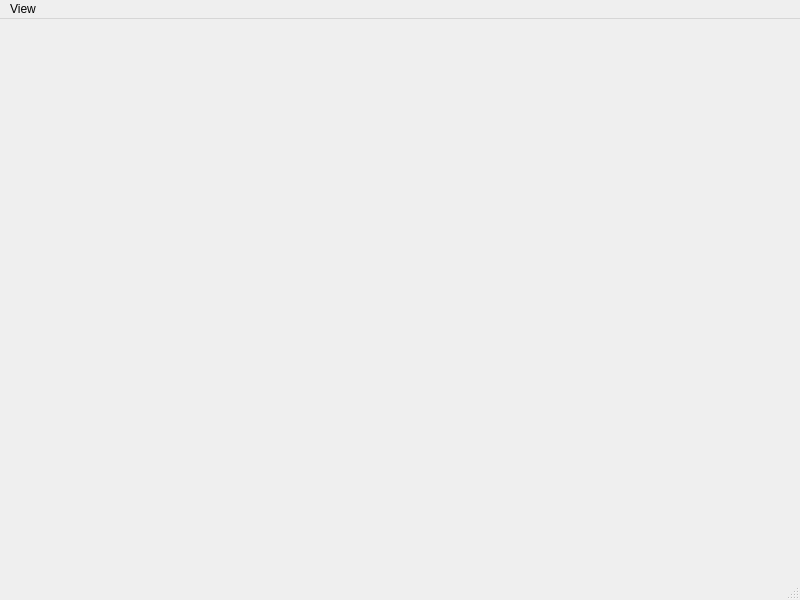
The window that project/source/mainwindow.ui (H4KC3R/TheWatcher) describes before a commit, drawn with Qt 5.
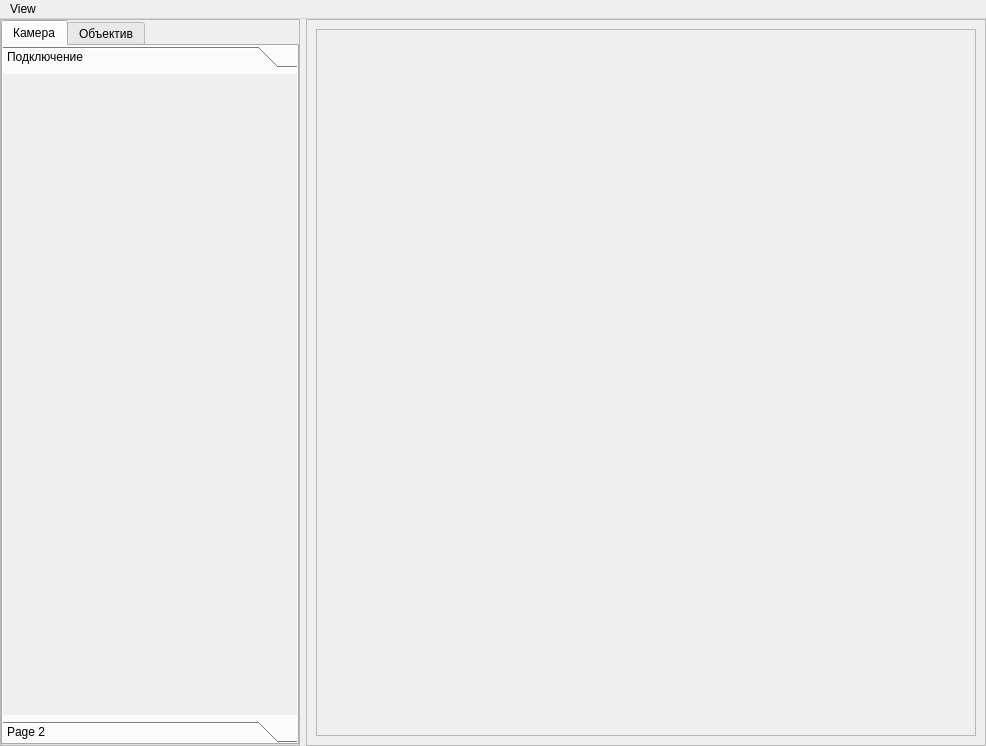
The same window after the commit.

The edit to the form file:
```diff
--- a/project/source/mainwindow.ui
+++ b/project/source/mainwindow.ui
@@ -6,21 +6,164 @@
    <rect>
     <x>0</x>
     <y>0</y>
-    <width>800</width>
-    <height>600</height>
+    <width>986</width>
+    <height>746</height>
    </rect>
   </property>
   <property name="windowTitle">
    <string>MainWindow</string>
   </property>
-  <widget class="QWidget" name="centralwidget"/>
+  <widget class="QWidget" name="centralwidget">
+   <layout class="QHBoxLayout" name="horizontalLayout">
+    <property name="leftMargin">
+     <number>0</number>
+    </property>
+    <property name="topMargin">
+     <number>0</number>
+    </property>
+    <property name="rightMargin">
+     <number>0</number>
+    </property>
+    <property name="bottomMargin">
+     <number>0</number>
+    </property>
+    <item>
+     <widget class="QFrame" name="control_frm">
+      <property name="sizePolicy">
+       <sizepolicy hsizetype="Fixed" vsizetype="Preferred">
+        <horstretch>0</horstretch>
+        <verstretch>0</verstretch>
+       </sizepolicy>
+      </property>
+      <property name="minimumSize">
+       <size>
+        <width>300</width>
+        <height>0</height>
+       </size>
+      </property>
+      <property name="frameShape">
+       <enum>QFrame::StyledPanel</enum>
+      </property>
+      <property name="frameShadow">
+       <enum>QFrame::Raised</enum>
+      </property>
+      <layout class="QVBoxLayout" name="verticalLayout">
+       <property name="leftMargin">
+        <number>0</number>
+       </property>
+       <property name="topMargin">
+        <number>0</number>
+       </property>
+       <property name="rightMargin">
+        <number>0</number>
+       </property>
+       <property name="bottomMargin">
+        <number>0</number>
+       </property>
+       <item>
+        <widget class="QTabWidget" name="control_objects_tab">
+         <property name="currentIndex">
+          <number>0</number>
+         </property>
+         <widget class="QWidget" name="camera_tab">
+          <attribute name="title">
+           <string>Камера</string>
+          </attribute>
+          <layout class="QVBoxLayout" name="verticalLayout_2">
+           <property name="leftMargin">
+            <number>0</number>
+           </property>
+           <property name="topMargin">
+            <number>0</number>
+           </property>
+           <property name="rightMargin">
+            <number>0</number>
+           </property>
+           <property name="bottomMargin">
+            <number>0</number>
+           </property>
+           <item>
+            <widget class="QToolBox" name="control_toolbox">
+             <property name="currentIndex">
+              <number>0</number>
+             </property>
+             <widget class="QWidget" name="connection_page">
+              <property name="geometry">
+               <rect>
+                <x>0</x>
+                <y>0</y>
+                <width>294</width>
+                <height>612</height>
+               </rect>
+              </property>
+              <attribute name="label">
+               <string>Подключение</string>
+              </attribute>
+             </widget>
+             <widget class="QWidget" name="cam_control_page">
+              <property name="geometry">
+               <rect>
+                <x>0</x>
+                <y>0</y>
+                <width>294</width>
+                <height>612</height>
+               </rect>
+              </property>
+              <attribute name="label">
+               <string>Page 2</string>
+              </attribute>
+             </widget>
+            </widget>
+           </item>
+          </layout>
+         </widget>
+         <widget class="QWidget" name="objective_tab">
+          <attribute name="title">
+           <string>Объектив</string>
+          </attribute>
+         </widget>
+        </widget>
+       </item>
+      </layout>
+     </widget>
+    </item>
+    <item>
+     <widget class="QFrame" name="frame_2">
+      <property name="sizePolicy">
+       <sizepolicy hsizetype="Expanding" vsizetype="Preferred">
+        <horstretch>0</horstretch>
+        <verstretch>0</verstretch>
+       </sizepolicy>
+      </property>
+      <property name="frameShape">
+       <enum>QFrame::StyledPanel</enum>
+      </property>
+      <property name="frameShadow">
+       <enum>QFrame::Raised</enum>
+      </property>
+      <layout class="QHBoxLayout" name="horizontalLayout_2">
+       <item>
+        <widget class="QFrame" name="frame_3">
+         <property name="frameShape">
+          <enum>QFrame::StyledPanel</enum>
+         </property>
+         <property name="frameShadow">
+          <enum>QFrame::Raised</enum>
+         </property>
+        </widget>
+       </item>
+      </layout>
+     </widget>
+    </item>
+   </layout>
+  </widget>
   <widget class="QMenuBar" name="menubar">
    <property name="geometry">
     <rect>
      <x>0</x>
      <y>0</y>
-     <width>800</width>
-     <height>22</height>
+     <width>986</width>
+     <height>25</height>
     </rect>
    </property>
    <widget class="QMenu" name="menuView">
@@ -30,7 +173,6 @@
    </widget>
    <addaction name="menuView"/>
   </widget>
-  <widget class="QStatusBar" name="statusbar"/>
  </widget>
  <resources/>
  <connections/>
```
